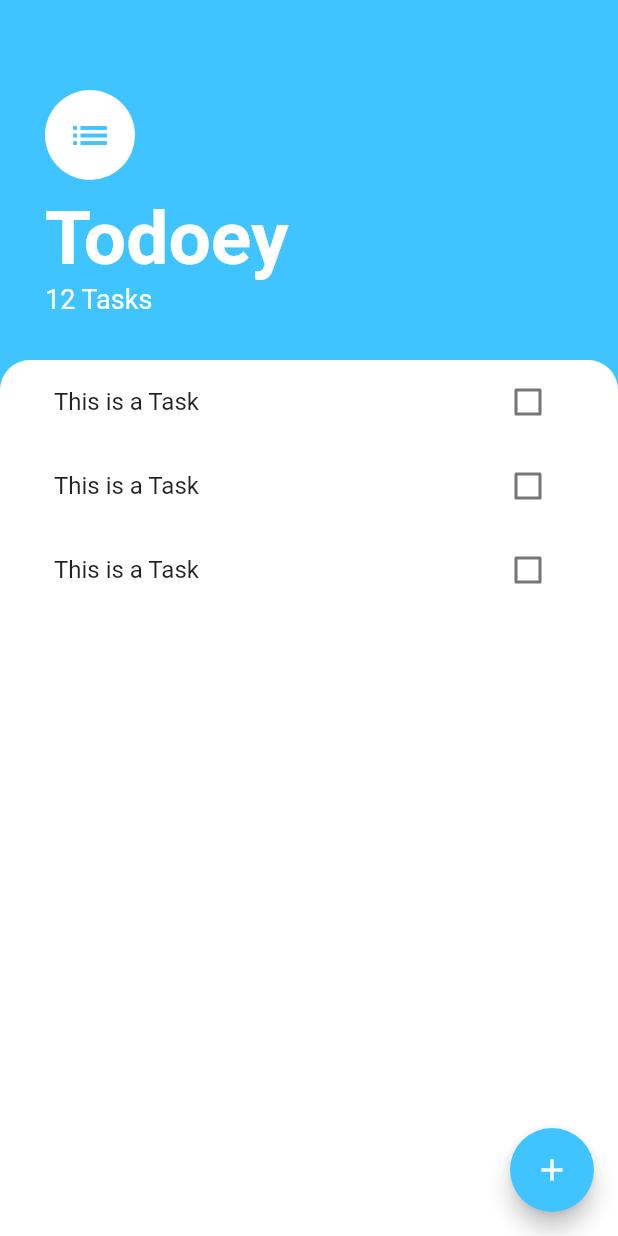
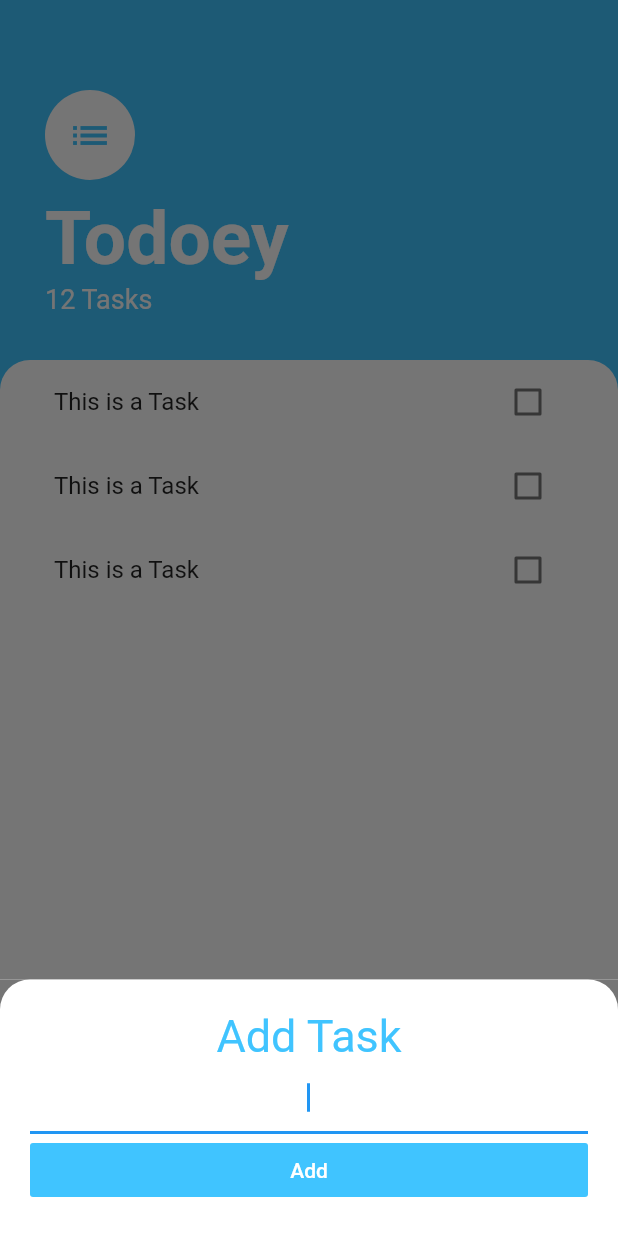
Before and after one commit to 1gnoramus/todoey, a Flutter app: the screen it shows after launch, after a tap on the "add" icon, on a phone screen of 412 x 824 dp. Run offline on Flutter 3.47's test engine with Material 2 defaults, Android fonts, the phone set to English and light mode, and no system bars.

```diff
--- /dev/null
+++ b/lib/screens/add_task_screen.dart
@@ -0,0 +1,42 @@
+import 'package:flutter/material.dart';
+
+class AddTaskScreen extends StatelessWidget {
+  @override
+  Widget build(BuildContext context) {
+    return Container(
+      color: Color(0xff757575),
+      child: Container(
+        padding: EdgeInsets.all(20.0),
+        decoration: BoxDecoration(
+          color: Colors.white,
+          borderRadius: BorderRadius.only(
+            topLeft: Radius.circular(20.0),
+            topRight: Radius.circular(20.0),
+          ),
+        ),
+        child: Column(
+          crossAxisAlignment: CrossAxisAlignment.stretch,
+          children: [
+            Text(
+              "Add Task",
+              textAlign: TextAlign.center,
+              style: TextStyle(fontSize: 30.0, color: Colors.lightBlueAccent),
+            ),
+            TextField(
+              autofocus: true,
+              textAlign: TextAlign.center,
+            ),
+            FlatButton(
+              color: Colors.lightBlueAccent,
+              onPressed: () {},
+              child: Text(
+                'Add',
+                style: TextStyle(color: Colors.white),
+              ),
+            ),
+          ],
+        ),
+      ),
+    );
+  }
+}
--- a/lib/screens/tasks_screen.dart
+++ b/lib/screens/tasks_screen.dart
@@ -1,15 +1,26 @@
 import 'package:flutter/material.dart';
 import 'package:todoye_flutter/widgets/tasks_list.dart';
+import 'package:todoye_flutter/screens/add_task_screen.dart';
 
 class TasksScreen extends StatelessWidget {
-  const TasksScreen({Key? key}) : super(key: key);
-
   @override
   Widget build(BuildContext context) {
     return Scaffold(
       backgroundColor: Colors.lightBlueAccent,
       floatingActionButton: FloatingActionButton(
-        onPressed: () {},
+        onPressed: () {
+          showModalBottomSheet(
+            context: context,
+            isScrollControlled: true,
+            builder: (context) => SingleChildScrollView(
+              child: Container(
+                padding: EdgeInsets.only(
+                    bottom: MediaQuery.of(context).viewInsets.bottom),
+                child: AddTaskScreen(),
+              ),
+            ),
+          );
+        },
         backgroundColor: Colors.lightBlueAccent,
         child: Icon(Icons.add),
       ),
```
